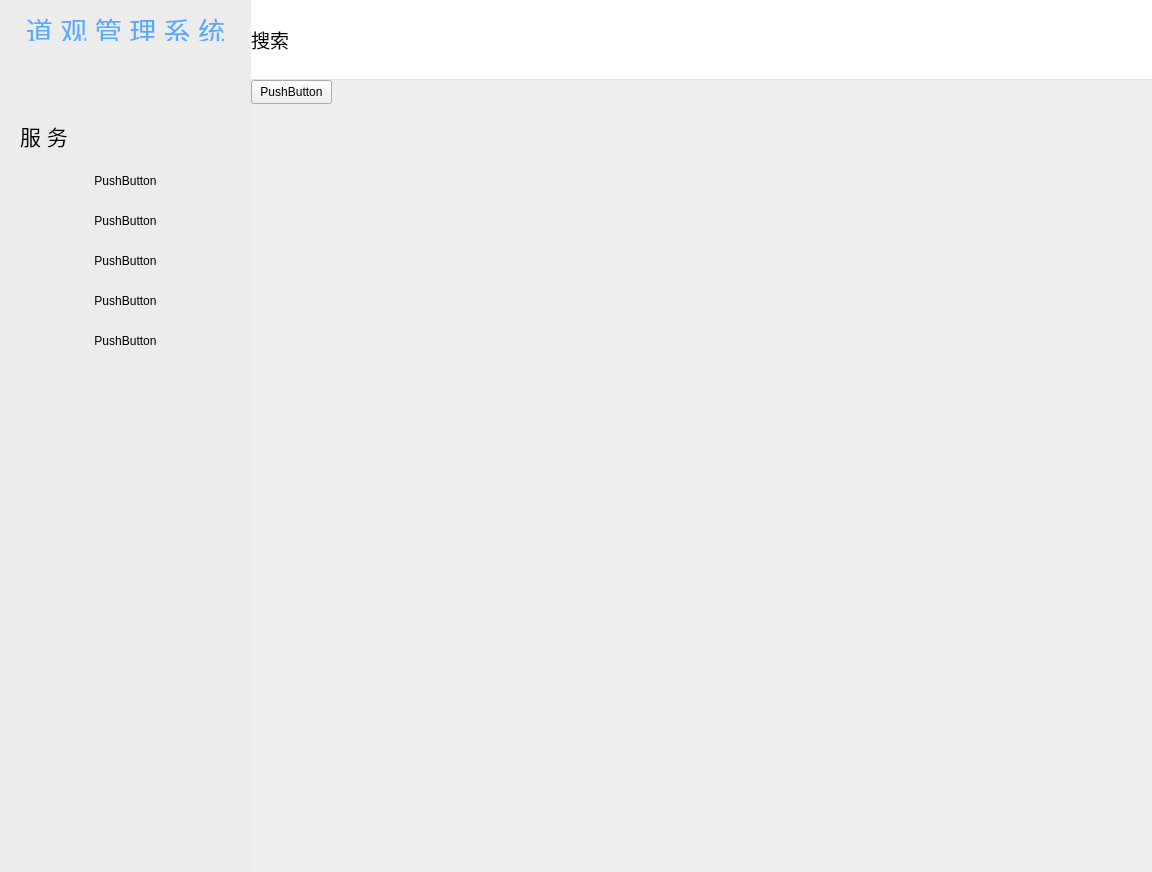
This is Module/Home/HomePage.ui in com567/NewRepo as Qt 5 draws it before an edit. The edited form follows.
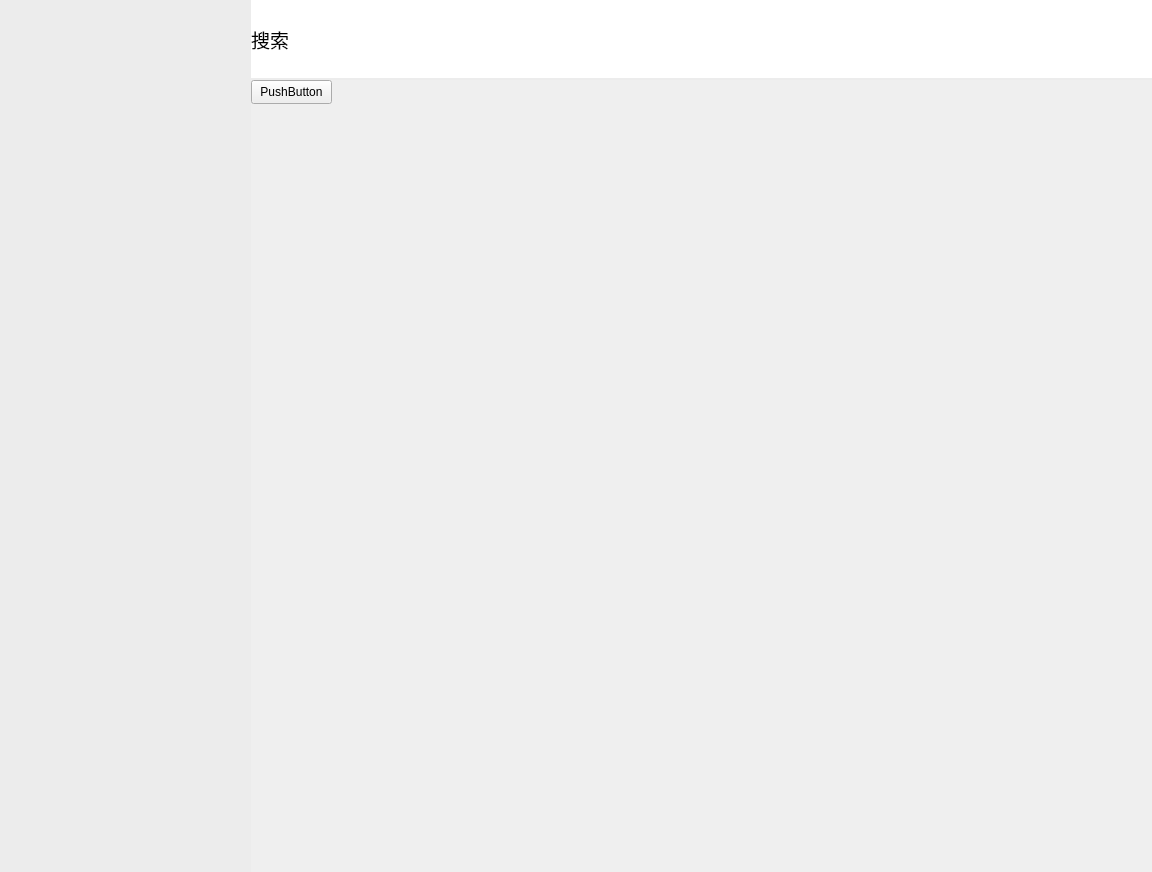
This is the edited form. Custom widgets are drawn as their Qt base class.

```diff
--- a/Module/Home/HomePage.ui
+++ b/Module/Home/HomePage.ui
@@ -75,103 +75,6 @@
 }
 </string>
         </property>
-        <widget class="QPushButton" name="pushButton">
-         <property name="geometry">
-          <rect>
-           <x>0</x>
-           <y>160</y>
-           <width>251</width>
-           <height>41</height>
-          </rect>
-         </property>
-         <property name="text">
-          <string>PushButton</string>
-         </property>
-        </widget>
-        <widget class="QPushButton" name="pushButton_2">
-         <property name="geometry">
-          <rect>
-           <x>0</x>
-           <y>200</y>
-           <width>251</width>
-           <height>41</height>
-          </rect>
-         </property>
-         <property name="text">
-          <string>PushButton</string>
-         </property>
-        </widget>
-        <widget class="QPushButton" name="pushButton_3">
-         <property name="geometry">
-          <rect>
-           <x>0</x>
-           <y>240</y>
-           <width>251</width>
-           <height>41</height>
-          </rect>
-         </property>
-         <property name="text">
-          <string>PushButton</string>
-         </property>
-        </widget>
-        <widget class="QPushButton" name="pushButton_4">
-         <property name="geometry">
-          <rect>
-           <x>0</x>
-           <y>280</y>
-           <width>251</width>
-           <height>41</height>
-          </rect>
-         </property>
-         <property name="text">
-          <string>PushButton</string>
-         </property>
-        </widget>
-        <widget class="QPushButton" name="pushButton_5">
-         <property name="geometry">
-          <rect>
-           <x>0</x>
-           <y>320</y>
-           <width>251</width>
-           <height>41</height>
-          </rect>
-         </property>
-         <property name="text">
-          <string>PushButton</string>
-         </property>
-        </widget>
-        <widget class="QLabel" name="label">
-         <property name="geometry">
-          <rect>
-           <x>10</x>
-           <y>10</y>
-           <width>231</width>
-           <height>31</height>
-          </rect>
-         </property>
-         <property name="styleSheet">
-          <string notr="true">color: rgb(85, 170, 255);</string>
-         </property>
-         <property name="text">
-          <string>&lt;html&gt;&lt;head/&gt;&lt;body&gt;&lt;p&gt;&lt;span style=&quot; font-size:20pt;&quot;&gt;道 观 管 理 系 统&lt;/span&gt;&lt;/p&gt;&lt;/body&gt;&lt;/html&gt;</string>
-         </property>
-         <property name="alignment">
-          <set>Qt::AlignmentFlag::AlignCenter</set>
-         </property>
-        </widget>
-        <widget class="QLabel" name="label_4">
-         <property name="geometry">
-          <rect>
-           <x>20</x>
-           <y>120</y>
-           <width>51</width>
-           <height>31</height>
-          </rect>
-         </property>
-         <property name="text">
-          <string>&lt;html&gt;&lt;head/&gt;&lt;body&gt;&lt;p&gt;&lt;span style=&quot; font-size:16pt;&quot;&gt;服   务&lt;/span&gt;&lt;/p&gt;&lt;/body&gt;&lt;/html&gt;</string>
-         </property>
-        </widget>
        </widget>
       </item>
       <item>
@@ -223,7 +126,7 @@
            </property>
            <property name="styleSheet">
             <string notr="true">#RightBar{
-border-bottom:1px solid rgb(220,223,230);
+border-bottom:2px solid rgb(236, 236, 236);
 background-color: rgb(255, 255, 255);
 }</string>
            </property>
@@ -314,6 +217,12 @@
    <extends>QLabel</extends>
    <header>Common/Widgets/ClickLabel.h</header>
   </customwidget>
+  <customwidget>
+   <class>Navigation</class>
+   <extends>QWidget</extends>
+   <header>Common/Widgets/NavigationMenu/Navigation.h</header>
+   <container>1</container>
+  </customwidget>
  </customwidgets>
  <resources>
   <include location="../../Resource.qrc"/>
```
Left out of the diff: 2 changed lines with no effect on the pictures.
